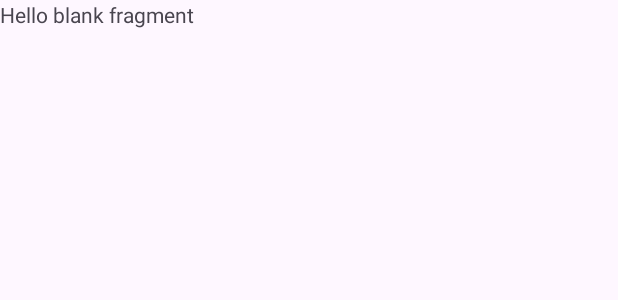
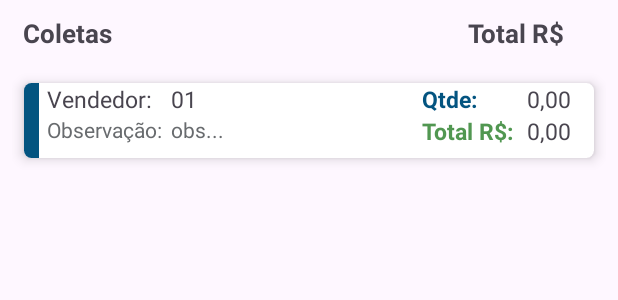
Before and after one commit to JoaoVitor-Dev/LatinhaExpress, an Android app: the layout fragment_lista_coleta.xml on its own in the app's theme, with its tools: preview values and no code run, on a phone screen of 412 x 824 dp. Shown: the top 300 px of the screen. Run offline under Robolectric (Android 15) with nearby library versions, the phone set to English and light mode, and no system bars.

Commit message:
Finalizando adapter de coletas

```diff
--- a/app/src/main/java/com/example/latinhaexpress/dao/AllDao.java
+++ b/app/src/main/java/com/example/latinhaexpress/dao/AllDao.java
@@ -52,4 +52,7 @@ public interface AllDao
 
     @Query("SELECT * FROM _venda")
     List<Venda> vendas();
+
+    @Query("SELECT * FROM _coleta")
+    List<Coleta> coletas();
 }
--- a/app/src/main/java/com/example/latinhaexpress/entities/Coleta.java
+++ b/app/src/main/java/com/example/latinhaexpress/entities/Coleta.java
@@ -32,12 +32,12 @@ public class Coleta
     public Double coleta_preco;
 
     @ColumnInfo(name = "coleta_obs")
-    public Double coleta_obs;
+    public String coleta_obs;
 
     public Coleta(){}
 
     @Ignore
-    public Coleta(Long caixa_id, String coleta_vendedor_nome, Double coleta_qtde, Double coleta_preco, Double coleta_obs)
+    public Coleta(Long caixa_id, String coleta_vendedor_nome, Double coleta_qtde, Double coleta_preco, String coleta_obs)
     {
         this.caixa_id = caixa_id;
         this.coleta_vendedor_nome = coleta_vendedor_nome;
--- a/app/src/main/java/com/example/latinhaexpress/fragments/ColetaFragment.java
+++ b/app/src/main/java/com/example/latinhaexpress/fragments/ColetaFragment.java
@@ -126,7 +126,7 @@ public class ColetaFragment extends Fragment
                @Override
                public void onClick(DialogInterface dialog, int which)
                {
-                   novaColeta(nome, qtde, valor);
+                   novaColeta(nome, qtde, valor, obs);
                }
            });
            dialog.setNegativeButton("Não", new DialogInterface.OnClickListener() {
@@ -141,7 +141,7 @@ public class ColetaFragment extends Fragment
        }
     }
 
-    private void novaColeta(String nome, String qtde, String valor)
+    private void novaColeta(String nome, String qtde, String valor, String obs)
     {
         Coleta coleta = new Coleta();
 
@@ -149,6 +149,7 @@ public class ColetaFragment extends Fragment
         coleta.coleta_vendedor_nome = nome;
         coleta.coleta_qtde = Double.parseDouble(qtde);
         coleta.coleta_preco = Double.parseDouble(valor);
+        coleta.coleta_obs = obs;
 
         allDao.insert_coleta(coleta);
 
--- a/app/src/main/java/com/example/latinhaexpress/fragments/ListVendaFragment.java
+++ b/app/src/main/java/com/example/latinhaexpress/fragments/ListVendaFragment.java
@@ -41,10 +41,10 @@ public class ListVendaFragment extends Fragment
 
     private void setup(View view)
     {
+        appContext = getContext();
+
         rcListVendas = view.findViewById(R.id.rcListaVendas);
-        rcListVendas.setLayoutManager(new LinearLayoutManager(getContext()));
-
-        appContext = getContext();
+        rcListVendas.setLayoutManager(new LinearLayoutManager(appContext));
 
         db = Room.databaseBuilder(appContext, MyDatabase.class, "mydb")
                 .allowMainThreadQueries()
--- a/app/src/main/res/layout/fragment_lista_coleta.xml
+++ b/app/src/main/res/layout/fragment_lista_coleta.xml
@@ -5,10 +5,53 @@
         android:layout_height="match_parent"
         tools:context=".fragments.ListaColetaFragment">
 
-    <!-- TODO: Update blank fragment layout -->
-    <TextView
+    <LinearLayout
+        android:layout_width="match_parent"
+        android:layout_height="wrap_content"
+        android:orientation="vertical">
+
+        <LinearLayout
             android:layout_width="match_parent"
-            android:layout_height="match_parent"
-            android:text="@string/hello_blank_fragment" />
+            android:layout_height="wrap_content"
+            android:layout_marginLeft="15dp"
+            android:layout_marginRight="15dp"
+            android:layout_marginTop="10dp"
+            android:layout_marginBottom="5dp"
+            android:orientation="horizontal">
+
+            <TextView
+                android:layout_width="0dp"
+                android:layout_height="wrap_content"
+                android:layout_weight="1"
+                android:textStyle="bold"
+                android:text="Coletas"
+                android:textSize="17sp" />
+
+            <TextView
+                android:layout_width="wrap_content"
+                android:layout_height="wrap_content"
+                android:textStyle="bold"
+                android:layout_marginRight="20dp"
+                android:text="Total R$"
+                android:textSize="17sp" />
+
+        </LinearLayout>
+
+
+
+        <androidx.recyclerview.widget.RecyclerView
+            android:id="@+id/rcListaColetas"
+            android:layout_width="match_parent"
+            android:layout_height="wrap_content"
+            tools:listitem="@layout/item_coleta">
+
+
+
+
+        </androidx.recyclerview.widget.RecyclerView>
+
+
+
+    </LinearLayout>
 
 </FrameLayout>
--- a/app/src/main/res/layout/item_coleta.xml
+++ b/app/src/main/res/layout/item_coleta.xml
@@ -1,19 +1,18 @@
 <?xml version="1.0" encoding="utf-8"?>
-<androidx.constraintlayout.widget.ConstraintLayout xmlns:android="http://schemas.android.com/apk/res/android"
+<LinearLayout xmlns:android="http://schemas.android.com/apk/res/android"
     android:layout_width="match_parent"
     android:layout_height="match_parent"
-    xmlns:app="http://schemas.android.com/apk/res-auto">
+    android:orientation="vertical"
+    xmlns:app="http://schemas.android.com/apk/res-auto"
+    android:padding="8dp">
 
     <androidx.cardview.widget.CardView
         android:id="@+id/card"
-        android:layout_width="0dp"
+        android:layout_width="match_parent"
         android:layout_height="50dp"
         android:layout_margin="8dp"
         app:cardElevation="5dp"
-        app:cardCornerRadius="5dp"
-        app:layout_constraintEnd_toEndOf="parent"
-        app:layout_constraintStart_toStartOf="parent"
-        app:layout_constraintTop_toTopOf="parent">
+        app:cardCornerRadius="5dp">
 
         <LinearLayout
             android:layout_width="match_parent"
@@ -28,7 +27,7 @@
             </LinearLayout>
 
             <LinearLayout
-                android:layout_width="wrap_content"
+                android:layout_width="0dp"
                 android:layout_height="match_parent"
                 android:layout_weight="1"
                 android:orientation="horizontal">
@@ -37,15 +36,13 @@
                     android:layout_width="wrap_content"
                     android:layout_height="match_parent"
                     android:layout_marginLeft="5dp"
-
                     android:orientation="vertical">
 
                     <TextView
                         android:layout_width="wrap_content"
                         android:layout_height="wrap_content"
                         android:text="Vendedor:"
-                        android:layout_weight="1"
-                        android:textSize="15dp"
+                        android:textSize="15sp"
                         />
 
                     <TextView
@@ -61,7 +58,6 @@
                     android:layout_width="wrap_content"
                     android:layout_height="match_parent"
                     android:layout_marginLeft="5dp"
-
                     android:orientation="vertical">
 
                     <TextView
@@ -69,8 +65,7 @@
                         android:layout_width="wrap_content"
                         android:layout_height="wrap_content"
                         android:text="01"
-                        android:layout_weight="1"
-                        android:textSize="15dp"
+                        android:textSize="15sp"
                         />
 
                     <TextView
@@ -85,8 +80,6 @@
 
             </LinearLayout>
 
-
-
             <LinearLayout
                 android:layout_width="wrap_content"
                 android:layout_height="match_parent"
@@ -97,8 +90,7 @@
                     android:layout_width="wrap_content"
                     android:layout_height="wrap_content"
                     android:text="Qtde:"
-                    android:layout_weight="1"
-                    android:textSize="15dp"
+                    android:textSize="15sp"
                     android:textStyle="bold"
                     android:textColor="@color/primary"
                     />
@@ -109,9 +101,8 @@
                     android:text="Total R$: "
                     android:textStyle="bold"
                     android:textColor="@color/green"
-                    android:textSize="15dp"
+                    android:textSize="15sp"
                     />
-
 
             </LinearLayout>
 
@@ -126,8 +117,7 @@
                     android:layout_width="wrap_content"
                     android:layout_height="wrap_content"
                     android:text="0,00"
-                    android:layout_weight="1"
-                    android:textSize="15dp"
+                    android:textSize="15sp"
                     />
 
                 <TextView
@@ -135,17 +125,13 @@
                     android:layout_width="wrap_content"
                     android:layout_height="wrap_content"
                     android:text="0,00"
-                    android:textSize="15dp"
+                    android:textSize="15sp"
                     />
 
             </LinearLayout>
 
-
         </LinearLayout>
-
-
-
 
     </androidx.cardview.widget.CardView>
 
-</androidx.constraintlayout.widget.ConstraintLayout>
+</LinearLayout>
```
Also changed, not shown: app/src/main/java/com/example/latinhaexpress/fragments/ListaColetaFragment.java (+40 -0 lines), app/src/main/java/com/example/latinhaexpress/views/MenuActivity.java (+17 -1 lines), app/src/main/res/layout/item_caixa.xml (+17 -44 lines), app/src/main/res/layout/item_venda.xml (+14 -28 lines).
